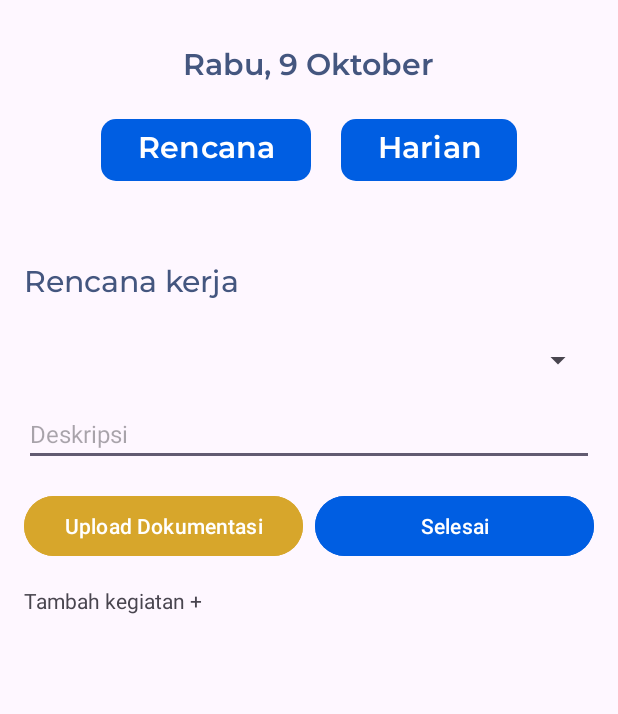
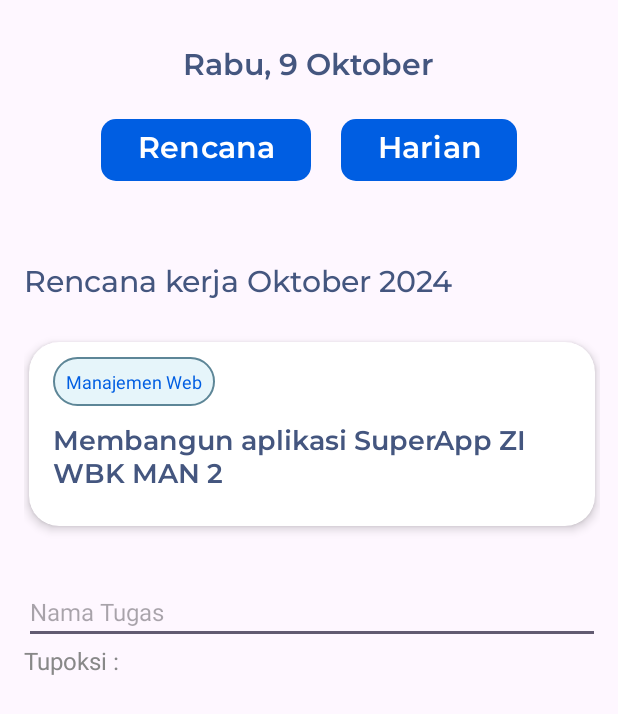
Before and after one commit to cjsflow-com/mobile_madrasah, an Android app: the EkinAfter screen opened directly, with no data from a screen before it, on a phone screen of 412 x 824 dp. Shown: the top 714 px of the screen. Run offline under Robolectric (Android 15) with nearby library versions, the phone set to English and light mode, and no system bars.

Commit message:
membuat tampilan e kinerja

```diff
--- /dev/null
+++ b/app/src/main/res/drawable/spinner_background.xml
@@ -0,0 +1,6 @@
+<?xml version="1.0" encoding="utf-8"?>
+<shape xmlns:android="http://schemas.android.com/apk/res/android" android:shape="rectangle">
+    <solid android:color="@color/white"/>
+    <stroke android:width="1dp" android:color="#878787"/>
+    <corners android:radius="5dp"/>
+</shape>
--- a/app/src/main/res/layout/activity_ekin_after.xml
+++ b/app/src/main/res/layout/activity_ekin_after.xml
@@ -57,40 +57,39 @@
     </LinearLayout>
 
     <!-- Rencana Kerja Bulanan -->
-    <TextView
-        android:id="@+id/tvRencanaKerja"
-        android:layout_width="wrap_content"
-        android:layout_height="wrap_content"
-        android:layout_marginStart="16dp"
-        android:layout_marginTop="50dp"
-        android:fontFamily="@font/montserrat_medium"
-        android:text="Rencana kerja Oktober 2024"
-        android:textColor="@color/text_default"
-        android:textSize="20sp"
-        android:visibility="gone"
-        app:layout_constraintStart_toStartOf="parent"
-        app:layout_constraintTop_toBottomOf="@id/tabLayout" />
+
 
     <!-- List Rencana (Berisi Nama Tugas) -->
     <LinearLayout
         android:id="@+id/listRencana"
         android:layout_width="match_parent"
         android:layout_height="wrap_content"
-        android:layout_marginStart="12dp"
-        android:layout_marginTop="20dp"
+        android:layout_marginStart="16dp"
+        android:layout_marginTop="50dp"
         android:layout_marginEnd="12dp"
         android:layout_marginBottom="12dp"
-        android:visibility="gone"
         android:orientation="vertical"
         app:layout_constraintEnd_toEndOf="parent"
         app:layout_constraintStart_toStartOf="parent"
-        app:layout_constraintTop_toBottomOf="@+id/tvRencanaKerja">
+        app:layout_constraintTop_toBottomOf="@+id/tabLayout">
+
+        <TextView
+            android:id="@+id/tvRencanaKerja"
+            android:layout_width="wrap_content"
+            android:layout_height="wrap_content"
+            android:fontFamily="@font/montserrat_medium"
+            android:text="Rencana kerja Oktober 2024"
+            android:textColor="@color/text_default"
+            android:textSize="20sp"
+            app:layout_constraintTop_toBottomOf="@id/tabLayout" />
 
         <!-- Card untuk Rencana -->
         <androidx.cardview.widget.CardView
             android:layout_width="match_parent"
             android:layout_height="wrap_content"
-            android:layout_margin="8dp"
+            android:layout_marginTop="24dp"
+            android:layout_marginStart="3dp"
+            android:layout_marginEnd="3dp"
             app:cardCornerRadius="20dp"
             app:cardElevation="4dp">
 
@@ -126,8 +125,7 @@
         <LinearLayout
             android:layout_width="match_parent"
             android:layout_height="wrap_content"
-            android:layout_marginStart="16dp"
-            android:layout_marginEnd="16dp"
+            android:layout_marginTop="36dp"
             android:orientation="vertical">
 
             <EditText
@@ -137,43 +135,52 @@
                 android:hint="Nama Tugas"
                 android:textSize="16sp" />
 
+            <TextView
+                android:layout_width="wrap_content"
+                android:layout_height="wrap_content"
+                android:text="Tupoksi :"
+                android:textSize="16sp"
+                android:textColor="@color/gray"
+                android:layout_marginEnd="8dp"/>
+
             <Spinner
                 android:id="@+id/spinnerTupoksi"
-                android:layout_width="match_parent"
+                android:layout_width="wrap_content"
                 android:layout_height="wrap_content"
-                android:layout_marginTop="8dp" />
+                android:background="@drawable/spinner_background"/>
         </LinearLayout>
     </LinearLayout>
 
     <!-- Tab Harian -->
-    <TextView
-        android:id="@+id/tvKerjaHarian"
-        android:layout_width="wrap_content"
-        android:layout_height="wrap_content"
-        android:layout_marginStart="16dp"
-        android:layout_marginTop="50dp"
-        android:fontFamily="@font/montserrat_medium"
-        android:text="Rencana kerja"
-        android:textColor="@color/text_default"
-        android:textSize="20sp"
-        app:layout_constraintTop_toBottomOf="@+id/tabLayout"
-        app:layout_constraintStart_toStartOf="parent" />
-
     <LinearLayout
         android:id="@+id/harianLayout"
         android:layout_width="match_parent"
         android:layout_height="wrap_content"
         android:orientation="vertical"
-        android:layout_marginTop="8dp"
-        app:layout_constraintTop_toBottomOf="@+id/tvKerjaHarian"
+        android:layout_marginTop="50dp"
+        app:layout_constraintTop_toBottomOf="@+id/tabLayout"
         app:layout_constraintStart_toStartOf="parent"
-        app:layout_constraintEnd_toEndOf="parent">
+        app:layout_constraintEnd_toEndOf="parent"
+        android:visibility="gone">
+
+        <TextView
+            android:id="@+id/tvKerjaHarian"
+            android:layout_width="wrap_content"
+            android:layout_height="wrap_content"
+            android:layout_marginStart="16dp"
+            android:layout_marginBottom="14dp"
+            android:fontFamily="@font/montserrat_medium"
+            android:text="Rencana kerja"
+            android:textColor="@color/text_default"
+            android:textSize="20sp" />
 
         <Spinner
             android:id="@+id/spinnerRencanaKerja"
             android:layout_width="match_parent"
             android:layout_height="wrap_content"
-            android:layout_margin="16dp"/>
+            android:layout_marginStart="16dp"
+            android:layout_marginEnd="16dp"
+            android:layout_marginBottom="25dp"/>
 
         <EditText
             android:id="@+id/etDeskripsi"
@@ -186,27 +193,30 @@
 
         <!-- Tombol Upload dan Selesai -->
         <LinearLayout
-            android:layout_width="match_parent"
+            android:layout_width="wrap_content"
             android:layout_height="wrap_content"
             android:orientation="horizontal"
-            android:layout_margin="16dp">
+            android:layout_marginStart="16dp"
+            android:layout_marginEnd="16dp"
+            android:layout_marginTop="8dp">
 
             <Button
                 android:id="@+id/btnUploadDokumentasi"
-                android:layout_width="0dp"
+                android:layout_width="wrap_content"
                 android:layout_height="wrap_content"
-                android:layout_weight="1"
+                android:backgroundTint="@color/mangold"
+                android:fontFamily="@font/montserrat_medium"
                 android:text="Upload Dokumentasi"
-                android:backgroundTint="@color/mangold"/>
+                android:textSize="16sp" />
 
             <Button
                 android:id="@+id/btnSelesai"
-                android:layout_width="0dp"
+                android:layout_width="wrap_content"
                 android:layout_height="wrap_content"
-                android:layout_weight="1"
+                android:layout_marginStart="11dp"
+                android:fontFamily="@font/montserrat_medium"
                 android:text="Selesai"
-                android:layout_marginStart="8dp"
-                android:backgroundTint="@color/manblue"/>
+                android:textSize="16sp" />
         </LinearLayout>
 
         <!-- Tambah Kegiatan -->
```
